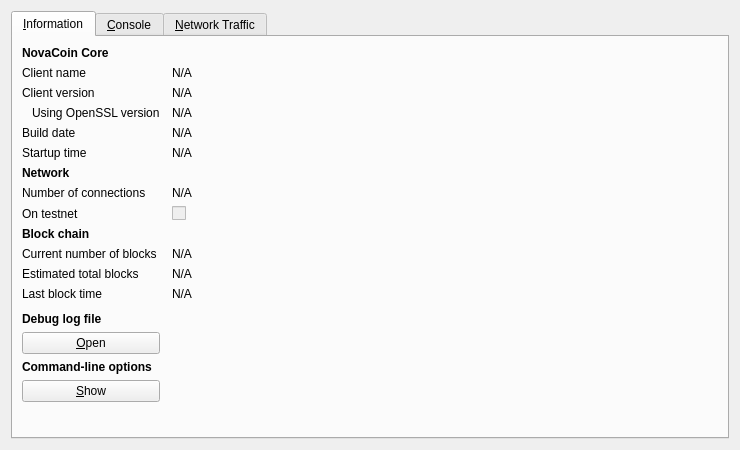
Before: the Qt Designer form src/qt/forms/rpcconsole.ui in mcastillo0724/novacoin, drawn with Qt 5.
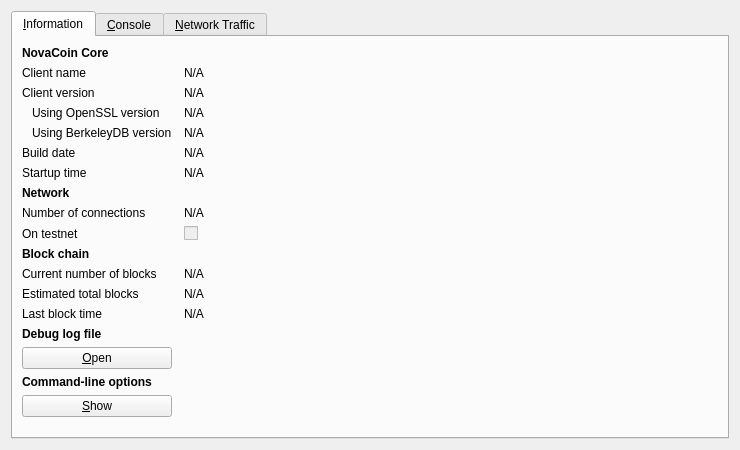
After: the same form once the commit is applied. Icons and pictures are not drawn. Custom widgets are drawn as their Qt base class.

Commit message:
add BerkeleyDB version info to RPCConsole
https://github.com/bitcoin/bitcoin/commit/fe6bff2eaec35c3dc292af883a6e82397e440c22

What changed in the file:
```diff
--- a/src/qt/forms/rpcconsole.ui
+++ b/src/qt/forms/rpcconsole.ui
@@ -113,13 +113,39 @@
         </widget>
        </item>
        <item row="4" column="0">
+         <widget class="QLabel" name="label_berkeleyDBVersion">
+           <property name="text">
+             <string>Using BerkeleyDB version</string>
+           </property>
+           <property name="indent">
+             <number>10</number>
+           </property>
+         </widget>
+       </item>
+       <item row="4" column="1">
+         <widget class="QLabel" name="berkeleyDBVersion">
+           <property name="cursor">
+             <cursorShape>IBeamCursor</cursorShape>
+           </property>
+           <property name="text">
+             <string>N/A</string>
+           </property>
+           <property name="textFormat">
+             <enum>Qt::PlainText</enum>
+           </property>
+           <property name="textInteractionFlags">
+             <set>Qt::LinksAccessibleByMouse|Qt::TextSelectableByKeyboard|Qt::TextSelectableByMouse</set>
+           </property>
+         </widget>
+       </item>
+       <item row="5" column="0">
         <widget class="QLabel" name="label_12">
          <property name="text">
           <string>Build date</string>
          </property>
         </widget>
        </item>
-       <item row="4" column="1">
+       <item row="5" column="1">
         <widget class="QLabel" name="buildDate">
          <property name="cursor">
           <cursorShape>IBeamCursor</cursorShape>
@@ -135,14 +161,14 @@
          </property>
         </widget>
        </item>
-       <item row="5" column="0">
+       <item row="6" column="0">
         <widget class="QLabel" name="label_13">
          <property name="text">
           <string>Startup time</string>
          </property>
         </widget>
        </item>
-       <item row="5" column="1">
+       <item row="6" column="1">
         <widget class="QLabel" name="startupTime">
          <property name="cursor">
           <cursorShape>IBeamCursor</cursorShape>
@@ -158,7 +184,7 @@
          </property>
         </widget>
        </item>
-       <item row="6" column="0">
+       <item row="7" column="0">
         <widget class="QLabel" name="label_11">
          <property name="font">
           <font>
@@ -171,14 +197,14 @@
          </property>
         </widget>
        </item>
-       <item row="7" column="0">
+       <item row="8" column="0">
         <widget class="QLabel" name="label_7">
          <property name="text">
           <string>Number of connections</string>
          </property>
         </widget>
        </item>
-       <item row="7" column="1">
+       <item row="8" column="1">
         <widget class="QLabel" name="numberOfConnections">
          <property name="cursor">
           <cursorShape>IBeamCursor</cursorShape>
@@ -194,14 +220,14 @@
          </property>
         </widget>
        </item>
-       <item row="8" column="0">
+       <item row="9" column="0">
         <widget class="QLabel" name="label_8">
          <property name="text">
           <string>On testnet</string>
          </property>
         </widget>
        </item>
-       <item row="8" column="1">
+       <item row="9" column="1">
         <widget class="QCheckBox" name="isTestNet">
          <property name="enabled">
           <bool>false</bool>
@@ -211,7 +237,7 @@
          </property>
         </widget>
        </item>
-       <item row="9" column="0">
+       <item row="10" column="0">
         <widget class="QLabel" name="label_10">
          <property name="font">
           <font>
@@ -224,14 +250,14 @@
          </property>
         </widget>
        </item>
-       <item row="10" column="0">
+       <item row="11" column="0">
         <widget class="QLabel" name="label_3">
          <property name="text">
           <string>Current number of blocks</string>
          </property>
         </widget>
        </item>
-       <item row="10" column="1">
+       <item row="11" column="1">
         <widget class="QLabel" name="numberOfBlocks">
          <property name="cursor">
           <cursorShape>IBeamCursor</cursorShape>
@@ -247,14 +273,14 @@
          </property>
         </widget>
        </item>
-       <item row="11" column="0">
+       <item row="12" column="0">
         <widget class="QLabel" name="label_4">
          <property name="text">
           <string>Estimated total blocks</string>
          </property>
         </widget>
        </item>
-       <item row="11" column="1">
+       <item row="12" column="1">
         <widget class="QLabel" name="totalBlocks">
          <property name="cursor">
           <cursorShape>IBeamCursor</cursorShape>
@@ -270,14 +296,14 @@
          </property>
         </widget>
        </item>
-       <item row="12" column="0">
+       <item row="13" column="0">
         <widget class="QLabel" name="label_2">
          <property name="text">
           <string>Last block time</string>
          </property>
         </widget>
        </item>
-       <item row="12" column="1">
+       <item row="13" column="1">
         <widget class="QLabel" name="lastBlockTime">
          <property name="cursor">
           <cursorShape>IBeamCursor</cursorShape>
@@ -293,7 +319,7 @@
          </property>
         </widget>
        </item>
-       <item row="13" column="0">
+       <item row="14" column="0">
         <spacer name="verticalSpacer_2">
          <property name="orientation">
           <enum>Qt::Vertical</enum>
@@ -306,7 +332,7 @@
          </property>
         </spacer>
        </item>
-       <item row="14" column="0">
+       <item row="15" column="0">
         <widget class="QLabel" name="labelDebugLogfile">
          <property name="font">
           <font>
@@ -319,7 +345,7 @@
          </property>
         </widget>
        </item>
-       <item row="15" column="0">
+       <item row="16" column="0">
         <widget class="QPushButton" name="openDebugLogfileButton">
          <property name="toolTip">
           <string>Open the NovaCoin debug log file from the current data directory. This can take a few seconds for large log files.</string>
@@ -332,7 +358,7 @@
          </property>
         </widget>
        </item>
-       <item row="16" column="0">
+       <item row="17" column="0">
         <widget class="QLabel" name="labelCLOptions">
          <property name="font">
           <font>
@@ -345,7 +371,7 @@
          </property>
         </widget>
        </item>
-       <item row="17" column="0">
+       <item row="18" column="0">
         <widget class="QPushButton" name="showCLOptionsButton">
          <property name="toolTip">
           <string>Show the NovaCoin-Qt help message to get a list with possible NovaCoin command-line options.</string>
@@ -358,7 +384,7 @@
          </property>
         </widget>
        </item>
-       <item row="18" column="0">
+       <item row="19" column="0">
         <spacer name="verticalSpacer">
          <property name="orientation">
           <enum>Qt::Vertical</enum>
```
The commit also changes 2 other files.
